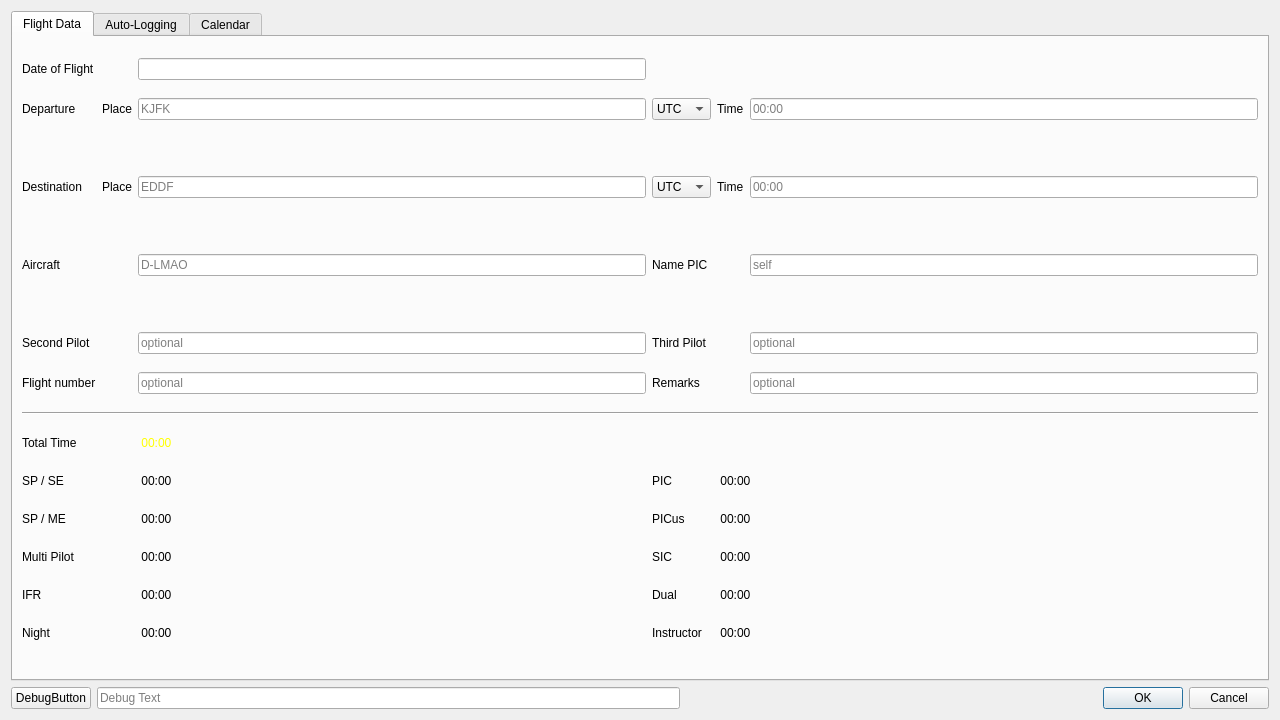
Before: the Qt Designer form src/gui/dialogues/newflight.ui in fiffty-50/openPilotLog, drawn with Qt 5.
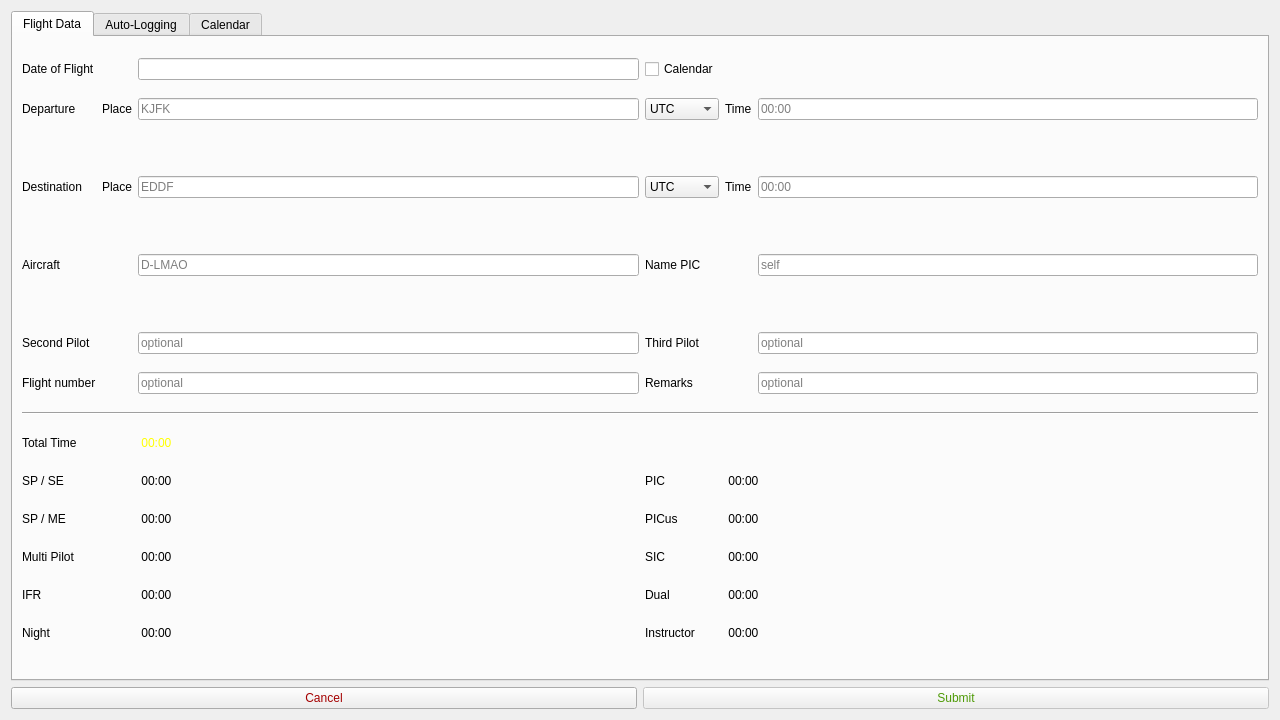
After: the same form once the commit is applied. The open tabs and pages were chosen to show the change.

```diff
--- a/src/gui/dialogues/newflight.ui
+++ b/src/gui/dialogues/newflight.ui
@@ -14,7 +14,7 @@
    <string>New Flight</string>
   </property>
   <layout class="QGridLayout" name="gridLayout_2">
-   <item row="0" column="0" colspan="3">
+   <item row="0" column="0" colspan="2">
     <widget class="QTabWidget" name="flightDataTabWidget">
      <property name="currentIndex">
       <number>0</number>
@@ -819,6 +819,13 @@
          </property>
         </widget>
        </item>
+       <item row="0" column="3">
+        <widget class="QCheckBox" name="calendarCheckBox">
+         <property name="text">
+          <string>Calendar</string>
+         </property>
+        </widget>
+       </item>
       </layout>
       <zorder>placeLabel2</zorder>
       <zorder>deptLocLineEdit</zorder>
@@ -1413,26 +1420,28 @@
     </widget>
    </item>
    <item row="1" column="0">
-    <widget class="QPushButton" name="verifyButton">
+    <widget class="QPushButton" name="cancelButton">
+     <property name="styleSheet">
+      <string notr="true">color: rgb(164, 0, 0);</string>
+     </property>
      <property name="text">
-      <string>DebugButton</string>
+      <string>Cancel</string>
      </property>
     </widget>
    </item>
    <item row="1" column="1">
-    <widget class="QLineEdit" name="verifyEdit">
-     <property name="placeholderText">
-      <string>Debug Text</string>
+    <widget class="QPushButton" name="submitButton">
+     <property name="enabled">
+      <bool>false</bool>
      </property>
-    </widget>
-   </item>
-   <item row="1" column="2">
-    <widget class="QDialogButtonBox" name="buttonBox">
-     <property name="orientation">
-      <enum>Qt::Horizontal</enum>
+     <property name="whatsThis">
+      <string>&lt;html&gt;&lt;head/&gt;&lt;body&gt;&lt;p&gt;Add your flight to the logbook.&lt;/p&gt;&lt;p&gt;&lt;br/&gt;&lt;/p&gt;&lt;p&gt;You can only perform this action if all of the mandatory fields are filled.&lt;/p&gt;&lt;/body&gt;&lt;/html&gt;</string>
      </property>
-     <property name="standardButtons">
-      <set>QDialogButtonBox::Cancel|QDialogButtonBox::Ok</set>
+     <property name="styleSheet">
+      <string notr="true">color: rgb(78, 154, 6);</string>
+     </property>
+     <property name="text">
+      <string>Submit</string>
      </property>
     </widget>
    </item>
```
Left out of the diff: 5 changed lines with no effect on the pictures.
